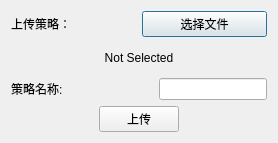
Old version of the form setting_uploadstrategy.ui in the repository ChengruiGu/CMF_Marketmaker.
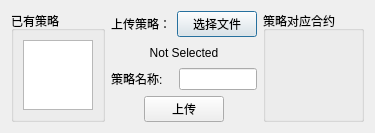
New version of the form.

Commit message: added database setting

```diff
--- a/setting_uploadstrategy.ui
+++ b/setting_uploadstrategy.ui
@@ -6,8 +6,8 @@
    <rect>
     <x>0</x>
     <y>0</y>
-    <width>278</width>
-    <height>143</height>
+    <width>362</width>
+    <height>123</height>
    </rect>
   </property>
   <property name="focusPolicy">
@@ -16,6 +16,20 @@
   <property name="windowTitle">
    <string>策略管理</string>
   </property>
+  <layout class="QHBoxLayout" name="horizontalLayout_4">
+   <item>
+    <widget class="QGroupBox" name="groupBox_2">
+     <property name="title">
+      <string>已有策略</string>
+     </property>
+     <layout class="QHBoxLayout" name="horizontalLayout_5">
+      <item>
+       <widget class="QListWidget" name="listWidget"/>
+      </item>
+     </layout>
+    </widget>
+   </item>
+   <item>
   <layout class="QVBoxLayout" name="verticalLayout">
    <item>
     <layout class="QHBoxLayout" name="horizontalLayout">
@@ -108,6 +122,15 @@
       </spacer>
      </item>
     </layout>
+     </item>
+    </layout>
+   </item>
+   <item>
+    <widget class="QGroupBox" name="groupBox">
+     <property name="title">
+      <string>策略对应合约</string>
+     </property>
+    </widget>
    </item>
   </layout>
  </widget>
```
Lines whose indentation alone changed are shown as unchanged. The commit also changes 8 other files.
